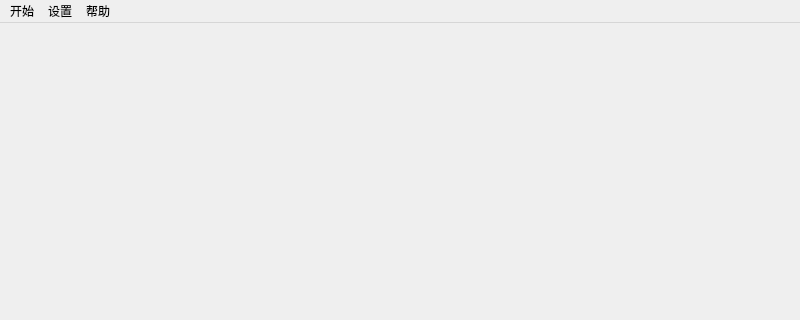
Qt form showbitmap.ui (sys2001/BitMap) before a commit; both pictures show x 0 to 800 and y 0 to 320 of the 800 by 600 pixel window.
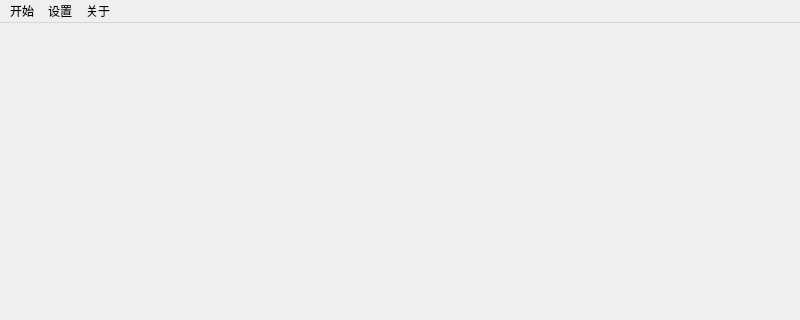
The same form after that commit.

What changed in the file:
```diff
--- a/showbitmap.ui
+++ b/showbitmap.ui
@@ -23,7 +23,7 @@
      <height>26</height>
     </rect>
    </property>
-   <widget class="QMenu" name="menu">
+   <widget class="QMenu" name="start">
     <property name="title">
      <string>开始</string>
     </property>
@@ -31,19 +31,19 @@
     <addaction name="action_2"/>
     <addaction name="action_3"/>
    </widget>
-   <widget class="QMenu" name="menu_2">
+   <widget class="QMenu" name="settings">
     <property name="title">
      <string>设置</string>
     </property>
    </widget>
-   <widget class="QMenu" name="menu_3">
+   <widget class="QMenu" name="about">
     <property name="title">
-     <string>帮助</string>
+     <string>关于</string>
     </property>
    </widget>
-   <addaction name="menu"/>
-   <addaction name="menu_2"/>
-   <addaction name="menu_3"/>
+   <addaction name="start"/>
+   <addaction name="settings"/>
+   <addaction name="about"/>
   </widget>
   <widget class="QStatusBar" name="statusbar"/>
   <action name="action">
```
Left out of the diff: 48 changed lines with no effect on the pictures.
